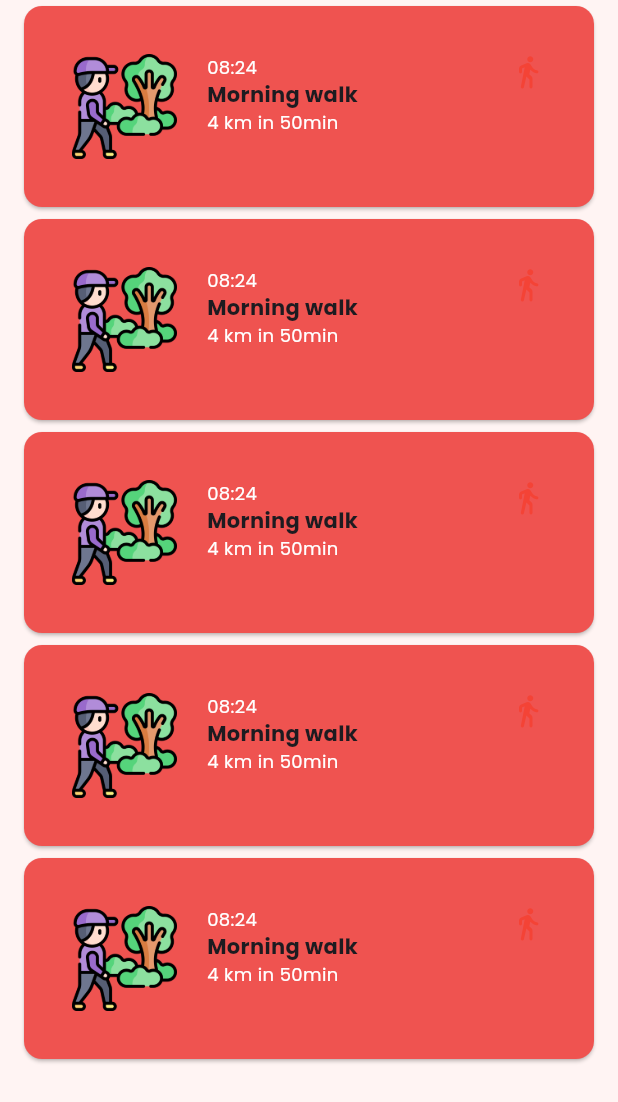
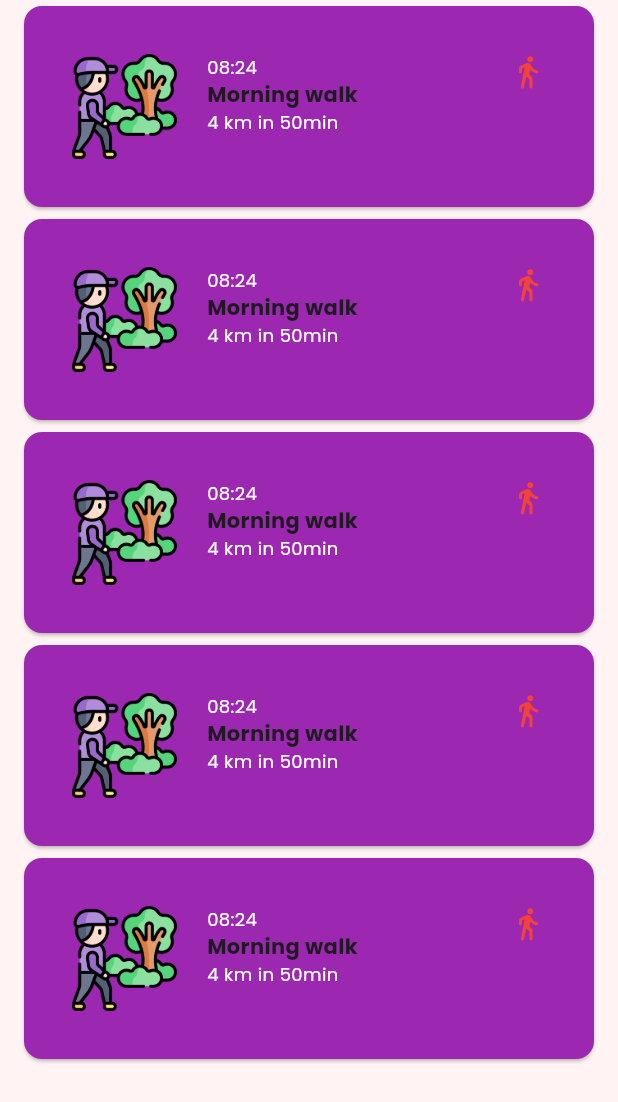
Before and after one commit to flutterboy20/3d_character_app, a Flutter app: the MorningWalkListWidget widget shown alone on an empty page, opened directly with empty values, on a phone screen of 412 x 824 dp. Shown: the top 1102 px of the screen. Run offline on Flutter 3.47's test engine with Material 3 defaults, Android fonts, the light colour scheme and no system bars; our stand-ins replace google_fonts; missing offline and left inert: o3d.

Commit message:
Card color changed

```diff
--- a/lib/widgets/morning_walk_list_widget.dart
+++ b/lib/widgets/morning_walk_list_widget.dart
@@ -14,7 +14,7 @@ class MorningWalkListWidget extends StatelessWidget {
       padding: EdgeInsets.fromLTRB(12, height * 0.8, 12, 100),
       itemCount: 5,
       itemBuilder: (context, index) => Card(
-        color: Colors.red.shade400,
+        color: Colors.purple,
         child: Padding(
           padding: const EdgeInsets.all(32.0),
           child: Row(
--- a/lib/widgets/walking_benefit_list_widget.dart
+++ b/lib/widgets/walking_benefit_list_widget.dart
@@ -16,7 +16,7 @@ class WalkingBenefitsWidget extends StatelessWidget {
       padding: EdgeInsets.fromLTRB(12, height * 0.8, 12, 100),
       itemCount: walkingBenefits.length,
       itemBuilder: (context, index) => Card(
-        color: Colors.red.shade400,
+        color: Colors.purple,
         child: Padding(
           padding: const EdgeInsets.all(32.0),
           child: Row(
```
Also changed, not shown: assets/image1.jpg (deleted), assets/image2.jpg (deleted).
